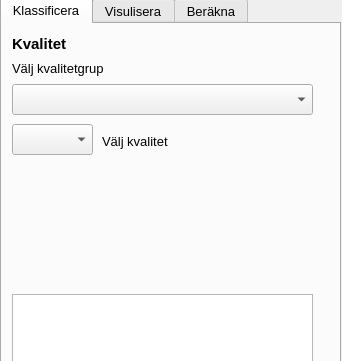
This is ui/qgyf_dockwidget_base.ui in co-city/QGYF as Qt 5 draws it before an edit; both pictures show x 0 to 342 and y 0 to 361 of the 342 by 952 pixel window. The edited form follows.
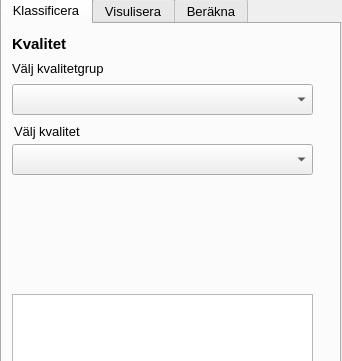
This is the edited form. Icons and pictures are not drawn.

Patch:
```diff
--- a/ui/qgyf_dockwidget_base.ui
+++ b/ui/qgyf_dockwidget_base.ui
@@ -75,8 +75,8 @@
       <property name="geometry">
        <rect>
         <x>10</x>
-        <y>100</y>
-        <width>81</width>
+        <y>120</y>
+        <width>301</width>
         <height>31</height>
        </rect>
       </property>
@@ -123,8 +123,8 @@
      <widget class="QLabel" name="label_4">
       <property name="geometry">
        <rect>
-        <x>100</x>
-        <y>107</y>
+        <x>12</x>
+        <y>97</y>
         <width>101</width>
         <height>20</height>
        </rect>
@@ -184,7 +184,7 @@
       <property name="geometry">
        <rect>
         <x>10</x>
-        <y>160</y>
+        <y>167</y>
         <width>341</width>
         <height>91</height>
        </rect>
```
Left out of the diff: 25 changed lines with no effect on the pictures.
